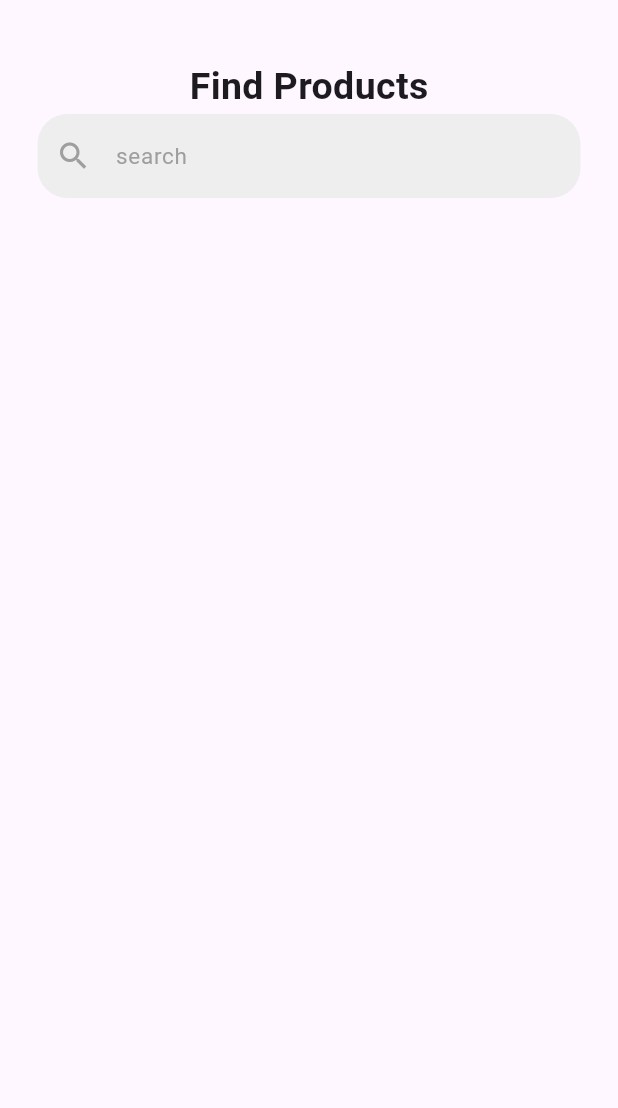
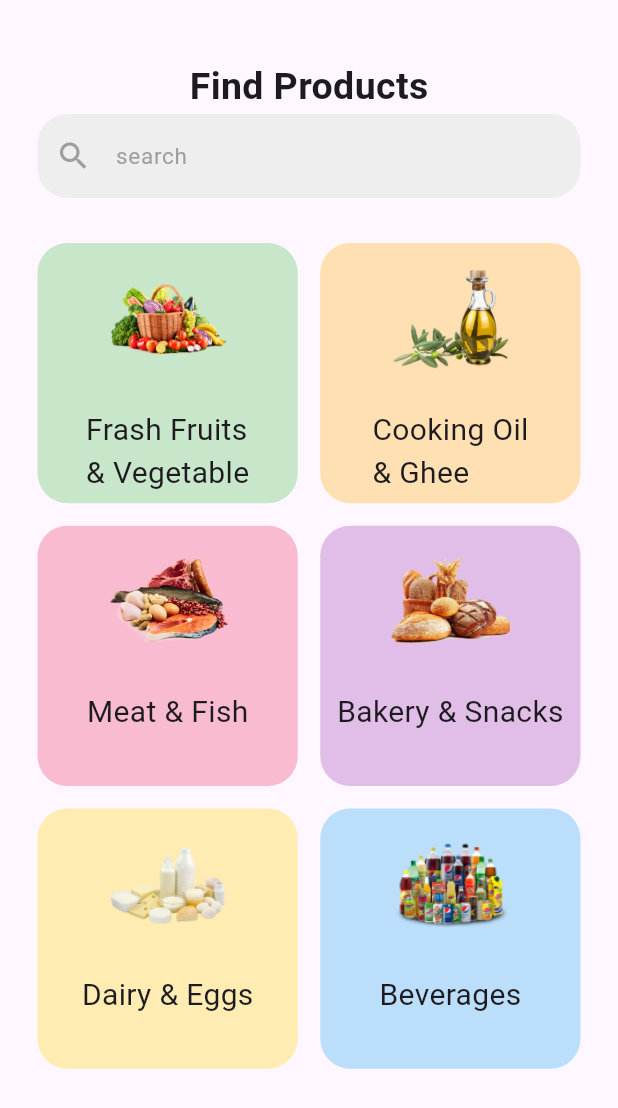
Before and after one commit to zalim-388/groceries_app, a Flutter app: the Explore screen opened directly, on a phone screen of 412 x 824 dp. Shown: the top 1108 px of the screen. Run offline on Flutter 3.47's test engine with Material 3 defaults, Android fonts, the phone set to English and light mode, and no system bars; our stand-ins replace carousel_slider, dots_indicator, intl_phone_field, intl_phone_number_input; missing offline and left inert: bottom_bar_matu.

Commit message:
..........

```diff
--- a/lib/Explore.dart
+++ b/lib/Explore.dart
@@ -1,4 +1,5 @@
 import 'package:flutter/material.dart';
+import 'package:groceries_app/Beverages.dart';
 
 class Explore extends StatefulWidget {
   const Explore({super.key});
@@ -8,7 +9,7 @@ class Explore extends StatefulWidget {
 }
 
 class _ExploreState extends State<Explore> {
-  List<String> Products = [
+  List<String> Product_img = [
     'assets/image/pngfuel 6.png',
     'assets/image/pngfuel 8.png',
     'assets/image/pngfuel 9.png',
@@ -16,19 +17,29 @@ class _ExploreState extends State<Explore> {
     'assets/image/pngfuel.png',
     'assets/image/pngfuel 6 (2).png'
   ];
-  List<String> Product_name = [
+  List<String> prodcut_name = [
     'Frash Fruits\n& Vegetable',
     'Cooking Oil\n& Ghee',
     'Meat & Fish',
     'Bakery & Snacks',
     'Dairy & Eggs',
-    'Beverages'
+    'Beverages',
   ];
+  List<Color> prodcut_Color = [
+    Colors.green.shade100,
+    Colors.orange.shade100,
+    Colors.pink.shade100,
+    Colors.purple.shade100,
+    Colors.amber.shade100,
+    Colors.blue.shade100,
+  ];
+
+
+
 
   @override
   Widget build(BuildContext context) {
     return Scaffold(
-
         body: Padding(
       padding: const EdgeInsets.symmetric(horizontal: 25),
       child: Padding(
@@ -56,6 +67,62 @@ class _ExploreState extends State<Explore> {
                   fillColor: Colors.grey.shade200,
                   filled: true),
             ),
+            Padding(
+              padding: const EdgeInsets.only(top: 30),
+              child: SizedBox(
+                height: 600,
+                child: Expanded(
+                  child: GridView.builder(
+                    gridDelegate: SliverGridDelegateWithFixedCrossAxisCount(
+                      crossAxisCount: 2,
+                      crossAxisSpacing: 15,
+                      mainAxisSpacing: 15,
+                      childAspectRatio: 1,
+                    ),
+                    itemCount: prodcut_name.length,
+                    itemBuilder: (context, index) {
+                      return GestureDetector(
+                        onTap: () {
+                          Navigator.push(
+                              context,
+                              MaterialPageRoute(
+                                builder: (context) => Beverages(
+
+                                ),
+                              ));
+                        },
+                        child: Container(
+                          decoration: BoxDecoration(
+                            borderRadius: BorderRadius.all(Radius.circular(20)),
+                            // border: Border.all(color: prodcut_Color[index]),
+                            color: prodcut_Color[index],
+                          ),
+                          child: Column(
+                            children: [
+                              SizedBox(
+                                height: 10,
+                              ),
+                              Image.asset(
+                                Product_img[index],
+                                height: 80,
+                                width: 80,
+                              ),
+                              SizedBox(
+                                height: 20,
+                              ),
+                              Text(
+                                prodcut_name[index],
+                                style: TextStyle(fontSize: 20),
+                              )
+                            ],
+                          ),
+                        ),
+                      );
+                    },
+                  ),
+                ),
+              ),
+            )
           ],
         ),
       ),
--- a/lib/Product_Detail.dart
+++ b/lib/Product_Detail.dart
@@ -155,7 +155,7 @@ class _ProductDetailState extends State<ProductDetail> {
                       IconButton(
                           onPressed: () {
                             setState(() {
-                              if(quantity> 1) quantity--;
+                              if (quantity > 1) quantity--;
                             });
                           },
                           icon: Icon(
```
Also changed, not shown: lib/Beverages.dart (added, +144 -0 lines), lib/Home_Screen.dart (+4 -3 lines), assets/image/pngegg (7).png (added), assets/image/pngegg (8).png (added), assets/image/pngfuel 11.png (added), assets/image/pngfuel 12.png (added), assets/image/pngfuel 13.png (added), assets/image/pngfuel 14.png (added), assets/image/tree-top-juice-apple-grape-64oz 1 (1).png (added), assets/image/tree-top-juice-apple-grape-64oz 1.png (added).
